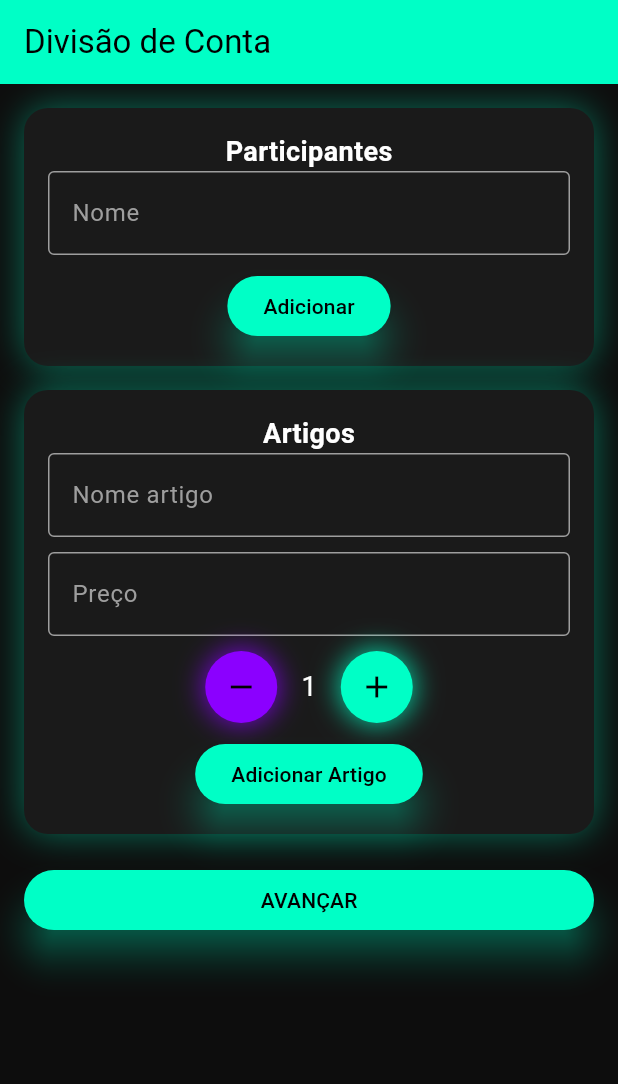
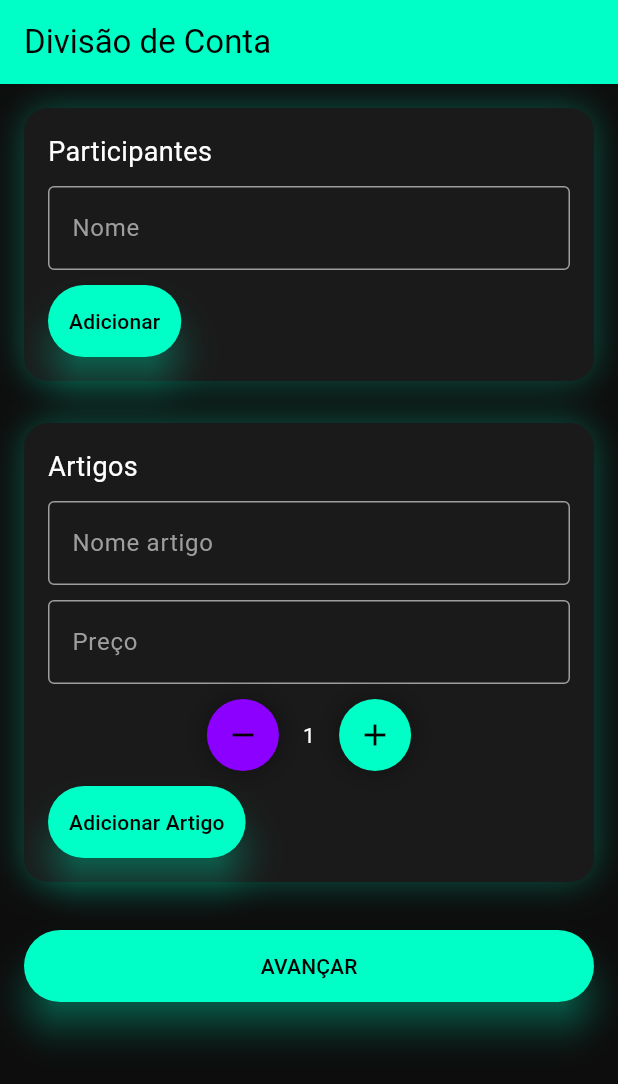
Before and after one commit to cristiano-istec/DDM-TP1-Cris-Joao-Joao, a Flutter app: the screen it shows after launch, on a phone screen of 412 x 824 dp. Shown: the top 1084 px of the screen. Run offline on Flutter 3.47's test engine with Material 3 defaults, Android fonts, the phone set to English and light mode, and no system bars; our stand-ins replace flutter_riverpod.

Commit message:
Aplicar os widgets criados no codigo

```diff
--- a/lib/screens/ecra1.dart
+++ b/lib/screens/ecra1.dart
@@ -2,6 +2,11 @@ import 'package:flutter/material.dart';
 import 'package:flutter_riverpod/flutter_riverpod.dart';
 import '../models/providers.dart';
 import 'ecra2.dart';
+
+import '../widgets/neon_card.dart';
+import '../widgets/neon_button.dart';
+import '../widgets/neon_circle_button.dart';
+import '../widgets/neon_input.dart';
 
 class Ecra1 extends ConsumerStatefulWidget {
   const Ecra1({super.key});
@@ -14,34 +19,6 @@ class _Ecra1State extends ConsumerState<Ecra1> {
   final nomeController = TextEditingController();
   final artigoNomeController = TextEditingController();
   final precoController = TextEditingController();
-
-  BoxShadow neonGlow(Color color) {
-    return BoxShadow(
-      color: color.withOpacity(0.6),
-      blurRadius: 20,
-      spreadRadius: 2,
-    );
-  }
-
-  Widget _circleBtn(IconData icon, VoidCallback onPressed, Color color) {
-    return Container(
-      decoration: ShapeDecoration(
-        color: color,
-        shape: const CircleBorder(),
-        shadows: [
-          BoxShadow(
-            color: color.withOpacity(0.8),
-            blurRadius: 15,
-            spreadRadius: 1,
-          ),
-        ],
-      ),
-      child: IconButton(
-        icon: Icon(icon, color: Colors.black),
-        onPressed: onPressed,
-      ),
-    );
-  }
 
   @override
   Widget build(BuildContext context) {
@@ -58,52 +35,65 @@ class _Ecra1State extends ConsumerState<Ecra1> {
         padding: const EdgeInsets.all(16),
         children: [
 
-          _card([
-            _title("Participantes"),
+          NeonCard(
+            child: Column(
+              crossAxisAlignment: CrossAxisAlignment.start,
+              children: [
+                const Text("Participantes",
+                    style: TextStyle(color: Colors.white, fontSize: 18)),
 
-            TextField(
+                const SizedBox(height: 10),
+
+                NeonInput(
                   controller: nomeController,
-              style: const TextStyle(color: Colors.white),
-              decoration: _input("Nome"),
+                  label: "Nome",
                 ),
 
                 const SizedBox(height: 10),
 
-            ElevatedButton(
-              style: _btnStyle(),
+                NeonButton(
+                  text: "Adicionar",
                   onPressed: () {
                     if (nomeController.text.isEmpty) return;
                     ref.read(contaProvider.notifier)
                         .adicionarParticipante(nomeController.text);
                     nomeController.clear();
                   },
-              child: const Text("Adicionar"),
                 ),
 
                 ...conta.participantes.map((p) => ListTile(
-                  leading: const Icon(Icons.person, color: Colors.white),
+                      leading: const Icon(Icons.person,
+                          color: Colors.white),
                       title: Text(p.nome,
                           style: const TextStyle(color: Colors.white)),
                     )),
-          ]),
+              ],
+            ),
+          ),
 
           const SizedBox(height: 16),
 
-          _card([
-            _title("Artigos"),
+          NeonCard(
+            child: Column(
+              crossAxisAlignment: CrossAxisAlignment.start,
+              children: [
 
-            TextField(
+                const Text("Artigos",
+                    style: TextStyle(color: Colors.white, fontSize: 18)),
+
+                const SizedBox(height: 10),
+
+                NeonInput(
                   controller: artigoNomeController,
-              style: const TextStyle(color: Colors.white),
-              decoration: _input("Nome artigo"),
+                  label: "Nome artigo",
                 ),
 
                 const SizedBox(height: 10),
 
-            TextField(
+                NeonInput(
                   controller: precoController,
-              style: const TextStyle(color: Colors.white),
-              decoration: _input("Preço"),
+                  label: "Preço",
+                  keyboardType: TextInputType.number,
                 ),
 
                 const SizedBox(height: 10),
@@ -111,27 +101,38 @@ class _Ecra1State extends ConsumerState<Ecra1> {
                 Row(
                   mainAxisAlignment: MainAxisAlignment.center,
                   children: [
-                _circleBtn(Icons.remove, () {
-                  ref.read(contaProvider.notifier).decrementarQuantidade();
-                }, const Color(0xFF8B00FF)),
+
+                    NeonCircleButton(
+                      icon: Icons.remove,
+                      color: const Color(0xFF8B00FF),
+                      onPressed: () {
+                        ref.read(contaProvider.notifier)
+                            .decrementarQuantidade();
+                      },
+                    ),
 
                     const SizedBox(width: 16),
 
                     Text("${conta.quantidadeAtual}",
-                    style: const TextStyle(color: Colors.white, fontSize: 18)),
+                        style: const TextStyle(color: Colors.white)),
 
                     const SizedBox(width: 16),
 
-                _circleBtn(Icons.add, () {
-                  ref.read(contaProvider.notifier).incrementarQuantidade();
-                }, const Color(0xFF00FFC6)),
+                    NeonCircleButton(
+                      icon: Icons.add,
+                      color: const Color(0xFF00FFC6),
+                      onPressed: () {
+                        ref.read(contaProvider.notifier)
+                            .incrementarQuantidade();
+                      },
+                    ),
                   ],
                 ),
 
                 const SizedBox(height: 10),
 
-            ElevatedButton(
-              style: _btnStyle(),
+                NeonButton(
+                  text: "Adicionar Artigo",
                   onPressed: () {
                     if (artigoNomeController.text.isEmpty ||
                         precoController.text.isEmpty) return;
@@ -144,24 +145,15 @@ class _Ecra1State extends ConsumerState<Ecra1> {
                     artigoNomeController.clear();
                     precoController.clear();
                   },
-              child: const Text("Adicionar Artigo"),
                 ),
-
-            ...conta.artigos.map((a) => ListTile(
-                  leading: const Icon(Icons.fastfood, color: Colors.white),
-                  title: Text(a.nome,
-                      style: const TextStyle(color: Colors.white)),
-                  subtitle: Text(
-                    "${a.preco}€ x${a.quantidade}",
-                    style: const TextStyle(color: Colors.grey),
+              ],
             ),
-                )),
-          ]),
+          ),
 
           const SizedBox(height: 20),
 
-          ElevatedButton(
-            style: _btnStyle(),
+          NeonButton(
+            text: "AVANÇAR",
             onPressed: () {
               if (conta.participantes.length < 2 ||
                   conta.artigos.isEmpty) return;
@@ -171,49 +163,9 @@ class _Ecra1State extends ConsumerState<Ecra1> {
                 MaterialPageRoute(builder: (_) => const Ecra2()),
               );
             },
-            child: const Text("AVANÇAR"),
           ),
         ],
       ),
     );
   }
-
-  Widget _card(List<Widget> children) {
-    return Container(
-      padding: const EdgeInsets.all(16),
-      decoration: BoxDecoration(
-        color: const Color(0xFF1A1A1A),
-        borderRadius: BorderRadius.circular(16),
-        boxShadow: [
-          BoxShadow(
-            color: const Color(0xFF00FFC6).withOpacity(0.4),
-            blurRadius: 20,
-          )
-        ],
-      ),
-      child: Column(children: children),
-    );
 }
-
-  Widget _title(String t) => Text(
-        t,
-        style: const TextStyle(
-            color: Colors.white, fontSize: 18, fontWeight: FontWeight.bold),
-      );
-
-  InputDecoration _input(String label) => InputDecoration(
-        labelText: label,
-        labelStyle: const TextStyle(color: Colors.grey),
-        enabledBorder: const OutlineInputBorder(
-            borderSide: BorderSide(color: Colors.grey)),
-        focusedBorder: const OutlineInputBorder(
-            borderSide: BorderSide(color: Color(0xFF00FFC6))),
-      );
-
-  ButtonStyle _btnStyle() => ElevatedButton.styleFrom(
-        backgroundColor: const Color(0xFF00FFC6),
-        foregroundColor: Colors.black,
-        shadowColor: const Color(0xFF00FFC6),
-        elevation: 10,
-      );
-}
```
Also changed, not shown: lib/screens/ecra2.dart (+14 -24 lines), lib/screens/ecra3.dart (+4 -13 lines). Lines whose indentation alone changed are shown as unchanged.
